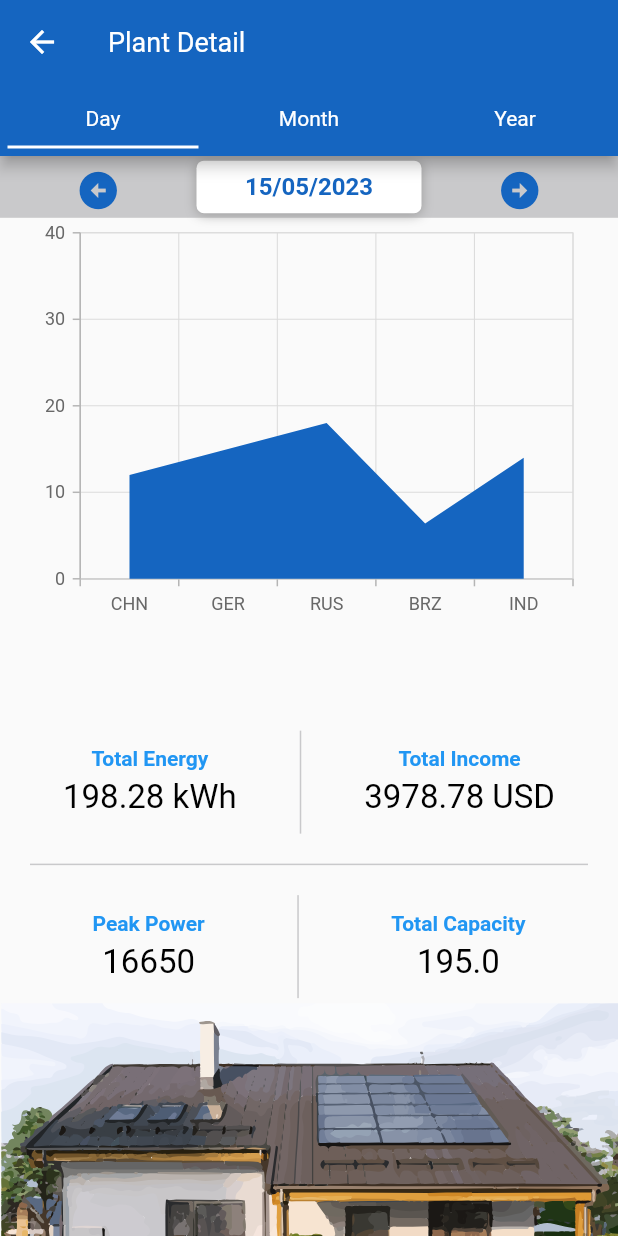
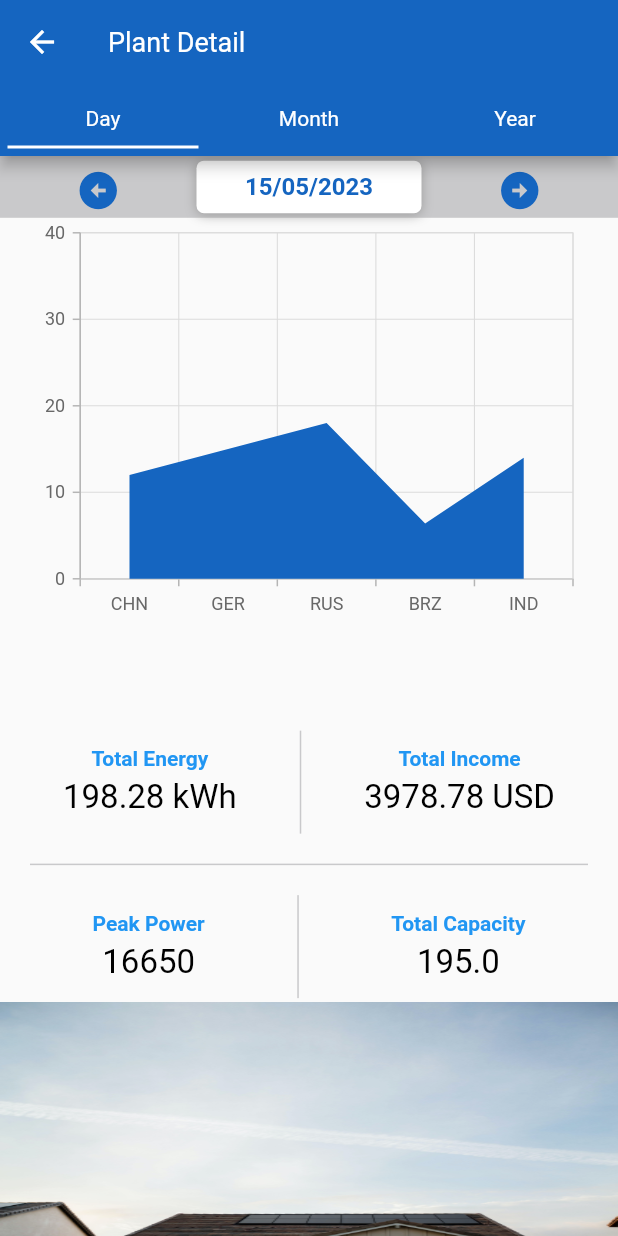
Before and after one commit to ShaktipumpAndroid/GridTie, a Flutter app: the PlantDetailPage screen opened directly, on a phone screen of 412 x 824 dp. Run offline on Flutter 3.47's test engine with Material 2 defaults, Android fonts, the phone set to English and light mode, and no system bars; our stand-ins replace flutter_svg, fluttertoast, shared_preferences, syncfusion_flutter_charts; missing offline and left inert: bottom_picker; accounts and stored records are empty; network calls fail.

```diff
--- a/lib/Util/utility.dart
+++ b/lib/Util/utility.dart
@@ -2,6 +2,7 @@
 import 'dart:io';
 
 import 'package:flutter/material.dart';
+import 'package:flutter_svg/svg.dart';
 import 'package:fluttertoast/fluttertoast.dart';
 import 'package:intl/intl.dart';
 import 'package:shared_preferences/shared_preferences.dart';
@@ -66,6 +67,8 @@ class Utility {
     }
   }
 
+
+
   void showToast(String toast_msg) {
     Fluttertoast.showToast(
         msg: toast_msg,
--- a/lib/bottom_navigation/plant/plantdetailwidget.dart
+++ b/lib/bottom_navigation/plant/plantdetailwidget.dart
@@ -25,12 +25,12 @@ class _PlantDetailPageState extends State<PlantDetailPage> {
   Widget build(BuildContext context) {
     return Scaffold(
         body: SingleChildScrollView(
-      physics: AlwaysScrollableScrollPhysics(),
+      physics: const AlwaysScrollableScrollPhysics(),
       child: Column(
           crossAxisAlignment: CrossAxisAlignment.start,
           mainAxisAlignment: MainAxisAlignment.start,
           children: [
-            ChartWidget(),
+            const ChartWidget(),
             plantDetailWidget(),
             solarHouseDetailWidget(),
           ]),
@@ -42,31 +42,34 @@ class _PlantDetailPageState extends State<PlantDetailPage> {
       width: MediaQuery.of(context).size.width,
       height: MediaQuery.of(context).size.height / 3,
       child: Stack(children: <Widget>[
-        SvgPicture.asset(
-          'assets/svg/solarhouseplant.svg',
+       /* SvgPicture.asset('assets/svg/solarhouseplant.svg',
           width: MediaQuery.of(context).size.width,
           height: MediaQuery.of(context).size.height / 3,
 
-        ),
+        ),*/
+        Image.asset('assets/images/solarplant.jpg',
+          width: MediaQuery.of(context).size.width,
+          height: MediaQuery.of(context).size.height / 3,
+        fit: BoxFit.fill,),
         Container(
-          margin: EdgeInsets.only(bottom: 20,left: 10),
+          margin: const EdgeInsets.only(bottom: 20,left: 10),
           child: Column(
               mainAxisAlignment: MainAxisAlignment.end,
               crossAxisAlignment: CrossAxisAlignment.start,
               children: const [
                 robotoTextWidget(
                     textval: 'Capacity:- 25.0 kwp',
-                    colorval: Colors.greenAccent,
+                    colorval: AppColor.whiteColor,
                     sizeval: 18,
                     fontWeight: FontWeight.w600),
                 robotoTextWidget(
                     textval: 'Creation Time:- 2022-10-27',
-                    colorval:  Colors.greenAccent,
+                    colorval:  AppColor.whiteColor,
                     sizeval: 18,
                     fontWeight: FontWeight.w600),
                 robotoTextWidget(
                     textval: 'Address:- India, Sector 3, Pithampur',
-                    colorval:  Colors.greenAccent,
+                    colorval:  AppColor.whiteColor,
                     sizeval: 18,
                     fontWeight: FontWeight.w600)
               ]),
--- a/lib/bottom_navigation/profile/profilePage.dart
+++ b/lib/bottom_navigation/profile/profilePage.dart
@@ -1,7 +1,7 @@
 import 'package:flutter/material.dart';
 import 'package:flutter_svg/svg.dart';
 import 'package:grid_tie/Util/utility.dart';
-import 'package:grid_tie/login/main.dart';
+import 'package:grid_tie/main.dart';
 import 'package:grid_tie/theme/color.dart';
 import 'package:grid_tie/theme/string.dart';
 import 'package:grid_tie/webservice/constant.dart';
--- a/lib/webservice/APIDirectory.dart
+++ b/lib/webservice/APIDirectory.dart
@@ -10,7 +10,7 @@ const mobileHost = '192.168.29.211';
 const webBaseUrl = '$scheme://$host:$port';
 const mobileBaseUrl = '$scheme://$mobileHost:$port';
 
-const deployedLambdaUrl = "https://solar10.shaktisolarrms.com//ShaktiGridTieInverter/";
+const deployedLambdaUrl = "https://solar10.shaktisolarrms.com/ShaktiGridTieInverter/";
 
 getBaseURL() {
   String baseUrl = deployedLambdaUrl;
```
Also changed, not shown: lib/bottom_navigation/alert/alertPage.dart (+86 -23 lines), lib/bottom_navigation/plant/plantPage.dart (+10 -5 lines), lib/main.dart (renamed from lib/login/main.dart, +11 -17 lines), assets/images/solarplant.jpg (added), pubspec.lock, 6 other files.
